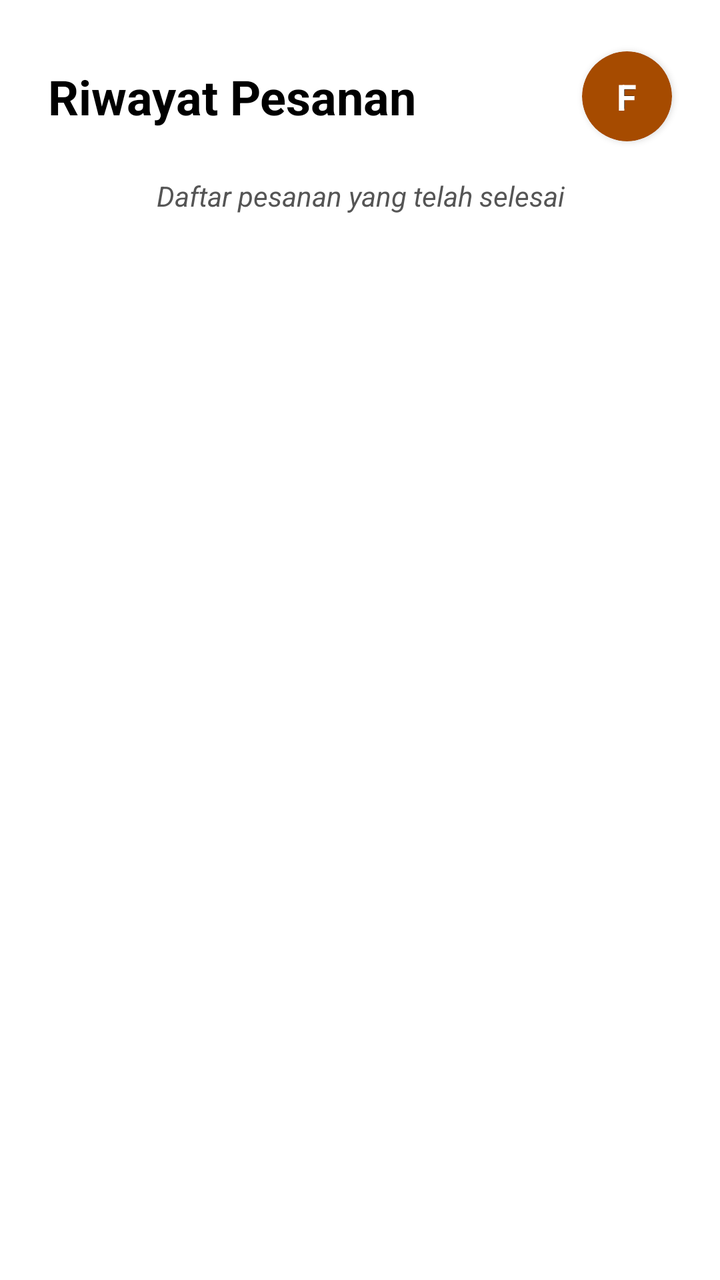
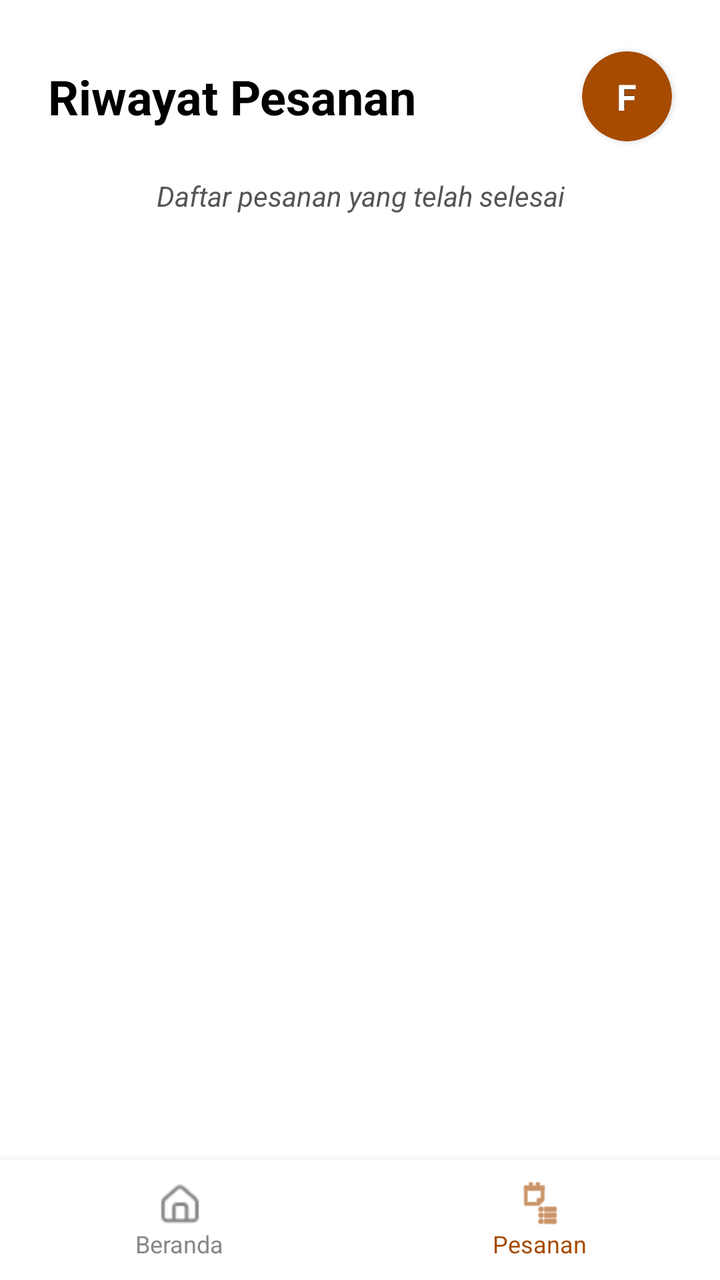

Screens rendered from an Android XML layout before and after an edit, with the pre-edit source and the edit as a unified diff.
<!-- AndroidManifest.xml: application theme Theme.Warmindone -->
<!-- res/layout/activity_history.xml -->
<?xml version="1.0" encoding="utf-8"?>
<androidx.constraintlayout.widget.ConstraintLayout
    xmlns:android="http://schemas.android.com/apk/res/android"
    xmlns:app="http://schemas.android.com/apk/res-auto"
    xmlns:tools="http://schemas.android.com/tools"
    android:layout_width="match_parent"
    android:layout_height="match_parent"
    android:background="#FFFFFF"
    tools:ignore="HardcodedText,ContentDescription">

    <TextView
        android:id="@+id/tvTitlePesanan"
        android:layout_width="wrap_content"
        android:layout_height="wrap_content"
        android:layout_marginStart="24dp"
        android:layout_marginTop="32dp"
        android:text="Riwayat Pesanan"
        android:textColor="#000000"
        android:textSize="24sp"
        android:textStyle="bold"
        app:layout_constraintStart_toStartOf="parent"
        app:layout_constraintTop_toTopOf="parent" />

    <androidx.cardview.widget.CardView
        android:layout_width="45dp"
        android:layout_height="45dp"
        android:layout_marginEnd="24dp"
        app:cardBackgroundColor="#A64B00"
        app:cardCornerRadius="22.5dp"
        app:cardElevation="2dp"
        app:layout_constraintBottom_toBottomOf="@id/tvTitlePesanan"
        app:layout_constraintEnd_toEndOf="parent"
        app:layout_constraintTop_toTopOf="@id/tvTitlePesanan">

        <TextView
            android:layout_width="match_parent"
            android:layout_height="match_parent"
            android:gravity="center"
            android:text="F"
            android:textColor="#000000"
            android:textSize="16sp"
            android:textStyle="bold" />

        <TextView
            android:id="@+id/tvProfileCircle"
            android:layout_width="match_parent"
            android:layout_height="match_parent"
            android:gravity="center"
            android:text="F"
            android:textColor="#FFFFFF"
            android:textSize="18sp"
            android:textStyle="bold" />

    </androidx.cardview.widget.CardView>

    <TextView
        android:id="@+id/tvStatusDescription"
        android:layout_width="match_parent"
        android:layout_height="wrap_content"
        android:layout_marginStart="16dp"
        android:layout_marginTop="24dp"
        android:layout_marginEnd="16dp"
        android:text="Daftar pesanan yang telah selesai"
        android:textAlignment="center"
        android:textColor="#555555"
        android:textSize="14sp"
        android:textStyle="italic"
        app:layout_constraintTop_toBottomOf="@id/tvTitlePesanan" />

    <androidx.recyclerview.widget.RecyclerView
        android:id="@+id/rvPesanan"
        android:layout_width="match_parent"
        android:layout_height="0dp"
        android:layout_marginTop="16dp"
        android:clipToPadding="false"
        android:paddingHorizontal="24dp"
        app:layout_constraintTop_toBottomOf="@id/tvStatusDescription"
        app:layout_constraintBottom_toBottomOf="parent"
        tools:listitem="@layout/itemhistory_widget" />

    <LinearLayout
        android:id="@+id/layoutEmptyPesanan"
        android:layout_width="wrap_content"
        android:layout_height="wrap_content"
        android:gravity="center"
        android:orientation="vertical"
        android:visibility="gone"
        app:layout_constraintTop_toBottomOf="@id/tvStatusDescription"
        app:layout_constraintBottom_toBottomOf="parent"
        app:layout_constraintStart_toStartOf="parent"
        app:layout_constraintEnd_toEndOf="parent">

        <TextView
            android:layout_width="wrap_content"
            android:layout_height="wrap_content"
            android:text="Belum ada riwayat pesanan"
            android:textColor="#000000"
            android:textSize="15sp"
            android:textStyle="italic" />

        <androidx.appcompat.widget.AppCompatButton
            android:id="@+id/btnEmptyPesan"
            android:layout_width="120dp"
            android:layout_height="40dp"
            android:layout_marginTop="16dp"
            android:background="@android:drawable/toast_frame"
            android:backgroundTint="#FFFFFF"
            android:text="Pesan"
            android:textAllCaps="false"
            android:textColor="#A64B00"
            android:textStyle="bold" />

    </LinearLayout>

</androidx.constraintlayout.widget.ConstraintLayout>
<!-- res/layout/itemhistory_widget.xml (included above) -->
<?xml version="1.0" encoding="utf-8"?>
<androidx.cardview.widget.CardView
    xmlns:android="http://schemas.android.com/apk/res/android"
    xmlns:app="http://schemas.android.com/apk/res-auto"
    xmlns:tools="http://schemas.android.com/tools"
    android:layout_width="match_parent"
    android:layout_height="wrap_content"
    android:layout_marginBottom="12dp"
    app:cardCornerRadius="12dp"
    app:cardElevation="1dp">

    <LinearLayout
        android:layout_width="match_parent"
        android:layout_height="wrap_content"
        android:orientation="vertical"
        android:padding="16dp">

        
        <TextView
            android:id="@+id/tvStatus"
            android:layout_width="wrap_content"
            android:layout_height="wrap_content"
            android:text="BERHASIL"
            android:textColor="#A64B00"
            android:textSize="18sp"
            android:textStyle="bold"/>

        
        <TextView
            android:id="@+id/tvTanggal"
            android:layout_width="wrap_content"
            android:layout_height="wrap_content"
            android:layout_marginTop="4dp"
            android:text="24 Mei 2025, 12:30"
            android:textColor="#666666"
            android:textSize="13sp"/>

        
        <TextView
            android:id="@+id/tvNamaMenu"
            android:layout_width="wrap_content"
            android:layout_height="wrap_content"
            android:layout_marginTop="16dp"
            android:text="Mie Bangladesh"
            android:textColor="#000000"
            android:textSize="17sp"
            android:textStyle="bold"/>

        
        <TextView
            android:id="@+id/tvJumlah"
            android:layout_width="wrap_content"
            android:layout_height="wrap_content"
            android:text="1x"
            android:textColor="#666666"
            android:textSize="13sp"/>

        
        <androidx.recyclerview.widget.RecyclerView
            android:id="@+id/rvAddon"
            android:layout_width="match_parent"
            android:layout_height="wrap_content"
            android:layout_marginTop="6dp"
            android:nestedScrollingEnabled="false"
            tools:listitem="@layout/itemhistory_widget"/>

        
        <View
            android:layout_width="match_parent"
            android:layout_height="1dp"
            android:layout_marginTop="16dp"
            android:layout_marginBottom="16dp"
            android:background="#E0E0E0"/>

        
        <RelativeLayout
            android:layout_width="match_parent"
            android:layout_height="wrap_content">

            <LinearLayout
                android:layout_width="wrap_content"
                android:layout_height="wrap_content"
                android:orientation="vertical">

                <TextView
                    android:id="@+id/tvItemCount"
                    android:layout_width="wrap_content"
                    android:layout_height="wrap_content"
                    android:text="1 item"
                    android:textColor="#666666"
                    android:textSize="12sp"/>

                <TextView
                    android:id="@+id/tvTotalHarga"
                    android:layout_width="wrap_content"
                    android:layout_height="wrap_content"
                    android:text="Rp20.000"
                    android:textColor="#A64B00"
                    android:textSize="18sp"
                    android:textStyle="bold"/>
            </LinearLayout>

            <androidx.appcompat.widget.AppCompatButton
                android:id="@+id/btnSelengkapnya"
                android:layout_width="120dp"
                android:layout_height="40dp"
                android:layout_alignParentEnd="true"
                android:backgroundTint="#A64B00"
                android:text="Selengkapnya"
                android:textAllCaps="false"
                android:textColor="#FFFFFF" />
        </RelativeLayout>

    </LinearLayout>

</androidx.cardview.widget.CardView>
<!-- resources referenced by this layout -->
<resources>
  <style name="Theme.Warmindone" parent="Base.Theme.Warmindone" />
  <style name="Base.Theme.Warmindone" parent="Theme.Material3.DayNight.NoActionBar">
          
          
      </style>
</resources>

<!-- the commit's change to res/layout/activity_history.xml (unified diff, before → after) -->
@@ -2,11 +2,11 @@
 <androidx.constraintlayout.widget.ConstraintLayout
     xmlns:android="http://schemas.android.com/apk/res/android"
     xmlns:app="http://schemas.android.com/apk/res-auto"
-    xmlns:tools="http://schemas.android.com/tools"
+    xmlns:tools="http://tools.android.com/tools"
     android:layout_width="match_parent"
     android:layout_height="match_parent"
     android:background="#FFFFFF"
-    tools:ignore="HardcodedText,ContentDescription">
+    tools:ignore="HardcodedText,ContentDescription,UsingOnClickInXml">
 
     <TextView
         android:id="@+id/tvTitlePesanan"
@@ -22,6 +22,7 @@
         app:layout_constraintTop_toTopOf="parent" />
 
     <androidx.cardview.widget.CardView
+        android:id="@+id/cvProfile"
         android:layout_width="45dp"
         android:layout_height="45dp"
         android:layout_marginEnd="24dp"
@@ -75,7 +76,7 @@
         android:clipToPadding="false"
         android:paddingHorizontal="24dp"
         app:layout_constraintTop_toBottomOf="@id/tvStatusDescription"
-        app:layout_constraintBottom_toBottomOf="parent"
+        app:layout_constraintBottom_toTopOf="@id/bottomNavigationView"
         tools:listitem="@layout/itemhistory_widget" />
 
     <LinearLayout
@@ -86,7 +87,7 @@
         android:orientation="vertical"
         android:visibility="gone"
         app:layout_constraintTop_toBottomOf="@id/tvStatusDescription"
-        app:layout_constraintBottom_toBottomOf="parent"
+        app:layout_constraintBottom_toTopOf="@id/bottomNavigationView"
         app:layout_constraintStart_toStartOf="parent"
         app:layout_constraintEnd_toEndOf="parent">
 
@@ -110,6 +111,60 @@
             android:textColor="#A64B00"
             android:textStyle="bold" />
 
+    </LinearLayout>
+
+    <LinearLayout
+        android:id="@+id/bottomNavigationView"
+        android:layout_width="match_parent"
+        android:layout_height="60dp"
+        android:background="#FFFFFF"
+        android:elevation="8dp"
+        android:orientation="horizontal"
+        android:baselineAligned="false"
+        app:layout_constraintBottom_toBottomOf="parent"
+        app:layout_constraintStart_toStartOf="parent"
+        app:layout_constraintEnd_toEndOf="parent">
+
+        <LinearLayout
+            android:layout_width="0dp"
+            android:layout_height="match_parent"
+            android:layout_weight="1"
+            android:gravity="center"
+            android:onClick="dashboardPage"
+            android:orientation="vertical"
+            android:clickable="true"
+            android:focusable="true">
+
+            <ImageView
+                android:layout_width="24dp"
+                android:layout_height="24dp"
+                android:src="@drawable/ic_menu_logo"
+                app:tint="#888888" /> <TextView
+            android:layout_width="wrap_content"
+            android:layout_height="wrap_content"
+            android:text="Beranda"
+            android:textColor="#888888"
+            android:textSize="12sp" />
+        </LinearLayout>
+
+        <LinearLayout
+            android:layout_width="0dp"
+            android:layout_height="match_parent"
+            android:layout_weight="1"
+            android:gravity="center"
+            android:orientation="vertical">
+
+            <ImageView
+                android:layout_width="24dp"
+                android:layout_height="24dp"
+                android:src="@android:drawable/ic_menu_agenda"
+                app:tint="#A64B00" /> <TextView
+            android:layout_width="wrap_content"
+            android:layout_height="wrap_content"
+            android:text="Pesanan"
+            android:textColor="#A64B00"
+            android:textSize="12sp" />
+        </LinearLayout>
     </LinearLayout>
 
 </androidx.constraintlayout.widget.ConstraintLayout>
<!-- resource entries referenced after the edit -->
@@ -1,5 +1,6 @@
 <!-- resources referenced by this layout -->
 <resources>
+  <!-- drawable ic_menu_logo: png bitmap (drawable, 717 bytes) -->
   <style name="Theme.Warmindone" parent="Base.Theme.Warmindone" />
   <style name="Base.Theme.Warmindone" parent="Theme.Material3.DayNight.NoActionBar">
           
